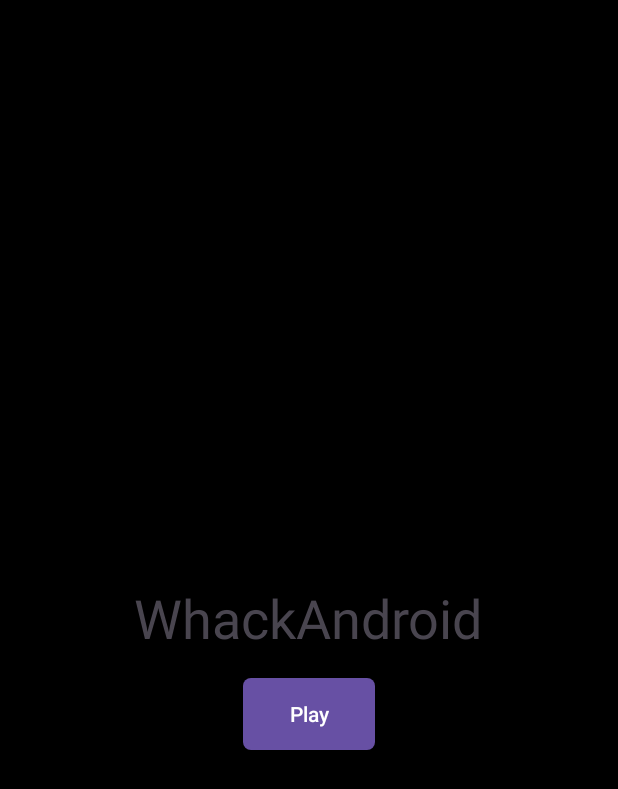
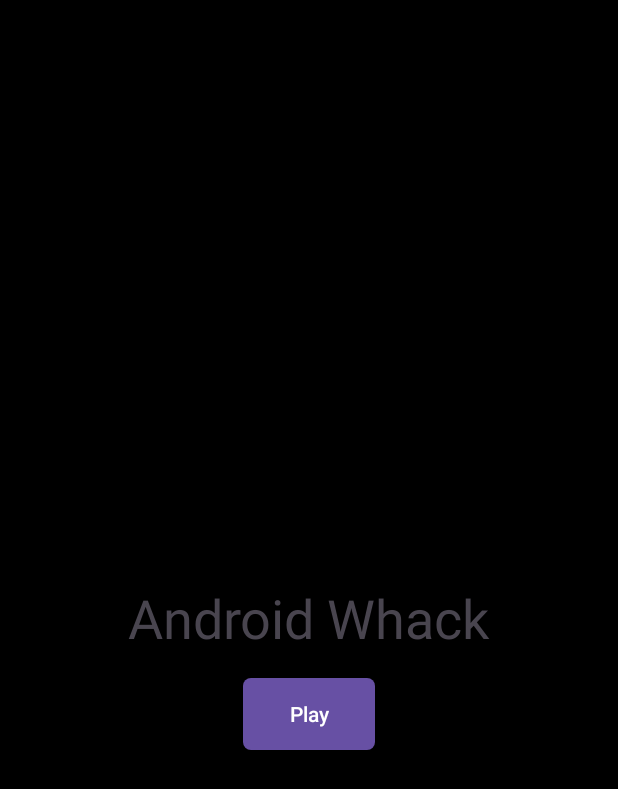
Before and after one commit to Kob3Payn3/CSCI3660Project, an Android app: the screen it shows after launch (TitleScreenActivity), on a phone screen of 412 x 824 dp. Shown: the top 789 px of the screen. Run offline under Robolectric (Android 15) with nearby library versions, the phone set to English and light mode, and no system bars.

Commit message:
updated comments

```diff
--- a/app/src/main/res/drawable/roundedbutton.xml
+++ b/app/src/main/res/drawable/roundedbutton.xml
@@ -1,8 +1,8 @@
 <?xml version="1.0" encoding="utf-8"?>
 <shape xmlns:android="http://schemas.android.com/apk/res/android"
     android:shape="oval">
-    <solid android:color="#FFFF" /> <!-- Set your desired button color here -->
+    <solid android:color="#000000" />
     <size
         android:width="80dp"
-    android:height="80dp" />
+        android:height="80dp" />
 </shape>
--- a/app/src/main/res/values/strings.xml
+++ b/app/src/main/res/values/strings.xml
@@ -1,5 +1,5 @@
 <resources>
-    <string name="app_name">WhackAndroid</string>
+    <string name="app_name">Android Whack</string>
     <string name="start_button">Start</string>
     <string name="help_button">Help</string>
     <string name="play_button">Play</string>
--- a/app/src/main/res/values/themes.xml
+++ b/app/src/main/res/values/themes.xml
@@ -1,8 +1,6 @@
 <resources xmlns:tools="http://schemas.android.com/tools">
-    <!-- Base application theme. -->
     <style name="Base.Theme.WhackAMole" parent="Theme.Material3.DayNight.NoActionBar">
-        <!-- Customize your light theme here. -->
-        <!-- <item name="colorPrimary">@color/my_light_primary</item> -->
+
     </style>
 
     <style name="Theme.WhackAMole" parent="Base.Theme.WhackAMole" />
@@ -12,7 +10,7 @@
         <item name="android:layout_height">55dp</item>
         <item name="android:layout_width">55dp</item>
         <item name="android:background">@drawable/roundedbutton</item>
-        <!--pulls the background of the grid buttons from roundedbutton.xml, which
+        <!--pulls the shape/bg of the grid buttons from roundedbutton.xml, which
         defines them as rounded-->
     </style>
 
```
Also changed, not shown: app/src/main/java/school/myapplication/MainActivity.java (+14 -3 lines).
